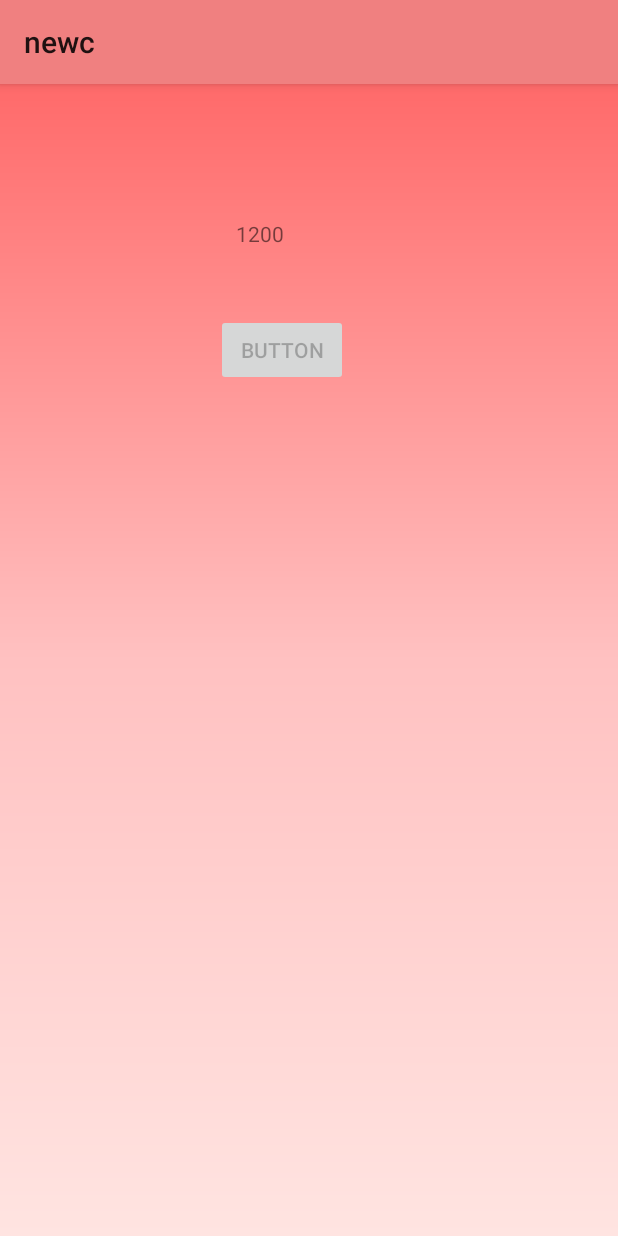
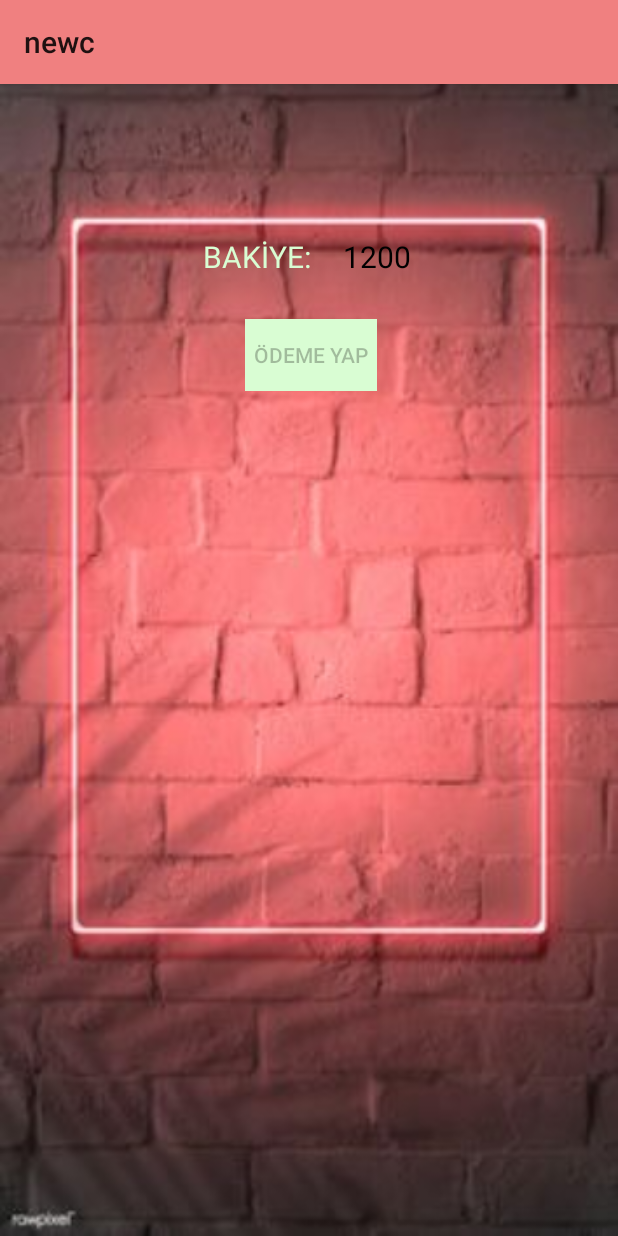
Before and after one commit to alisamioglu/NewProjeGitHub1, an Android app: the Aidat screen opened directly, with no data from a screen before it, on a phone screen of 412 x 824 dp. Run offline under Robolectric (Android 15) with nearby library versions, the phone set to English and light mode, and no system bars; our stand-ins replace Firebase (no records; nobody signed in at launch, a user with empty details on screens opened directly).

Commit message:
tasarım

```diff
--- a/app/src/main/res/layout/activity_aidat.xml
+++ b/app/src/main/res/layout/activity_aidat.xml
@@ -4,37 +4,51 @@
     xmlns:tools="http://schemas.android.com/tools"
     android:layout_width="match_parent"
     android:layout_height="match_parent"
-    android:background="@drawable/consarkaplan"
+    android:background="@drawable/ma"
     tools:context=".Aidat">
 
     <TextView
         android:id="@+id/textView"
         android:layout_width="wrap_content"
         android:layout_height="wrap_content"
-        android:layout_marginStart="13dp"
-        android:layout_marginTop="90dp"
-        android:text="TextView"
-        app:layout_constraintStart_toStartOf="@+id/button3"
+        android:layout_marginTop="101dp"
+        android:text="______"
+        android:textColor="@color/black"
+        android:textSize="20sp"
+        app:layout_constraintEnd_toEndOf="@+id/button3"
+        app:layout_constraintStart_toEndOf="@+id/button3"
         app:layout_constraintTop_toTopOf="parent" />
 
     <Button
         android:id="@+id/button3"
         android:layout_width="wrap_content"
         android:layout_height="wrap_content"
-        android:layout_marginStart="144dp"
-        android:layout_marginTop="44dp"
-        android:text="Button"
-        app:layout_constraintStart_toStartOf="parent"
-        app:layout_constraintTop_toBottomOf="@+id/textView" />
+        android:layout_marginTop="28dp"
+        android:background="@color/sentcolor"
+        android:text="ÖDEME YAP"
+        app:layout_constraintEnd_toEndOf="@+id/textView3"
+        app:layout_constraintStart_toEndOf="@+id/textView3"
+        app:layout_constraintTop_toBottomOf="@+id/textView3" />
 
     <TextView
         android:id="@+id/paymentInfoTextView"
         android:layout_width="wrap_content"
         android:layout_height="wrap_content"
-        android:layout_marginTop="16dp"
+        android:layout_marginTop="24dp"
+        android:layout_marginEnd="16dp"
+        android:textColor="@android:color/black"
         android:textSize="16sp"
-        android:textColor="@android:color/black"
-        app:layout_constraintTop_toBottomOf="@+id/button3"
-        app:layout_constraintStart_toStartOf="parent"
-        app:layout_constraintEnd_toEndOf="parent" />
+        app:layout_constraintEnd_toEndOf="@+id/button3"
+        app:layout_constraintTop_toBottomOf="@+id/button3" />
+
+    <TextView
+        android:id="@+id/textView3"
+        android:layout_width="wrap_content"
+        android:layout_height="wrap_content"
+        android:layout_marginStart="135dp"
+        android:text="BAKİYE:"
+        android:textColor="@color/sentcolor"
+        android:textSize="20sp"
+        app:layout_constraintBaseline_toBaselineOf="@+id/textView"
+        app:layout_constraintStart_toStartOf="parent" />
 </androidx.constraintlayout.widget.ConstraintLayout>
```
Also changed, not shown: app/src/main/res/drawable/arm.jpeg (added), app/src/main/res/drawable/ma.jpeg (added), app/src/main/res/drawable/pngeggm.png (added).
